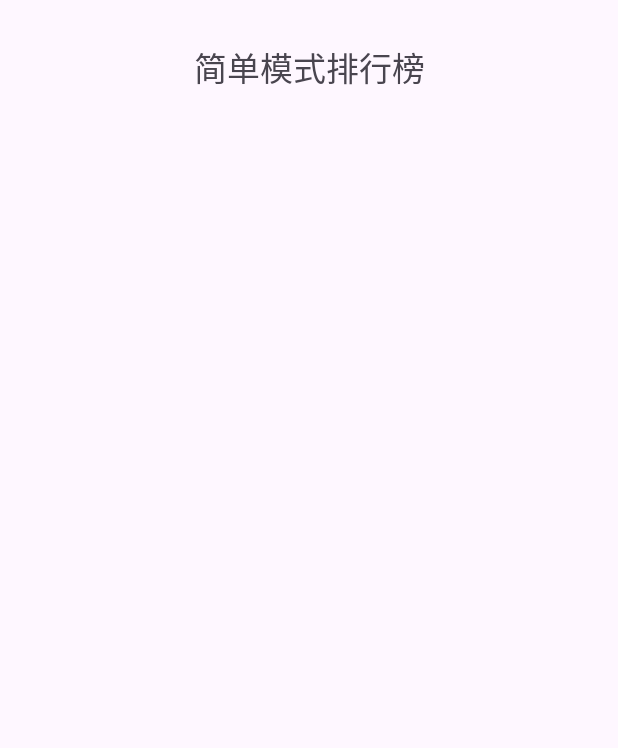
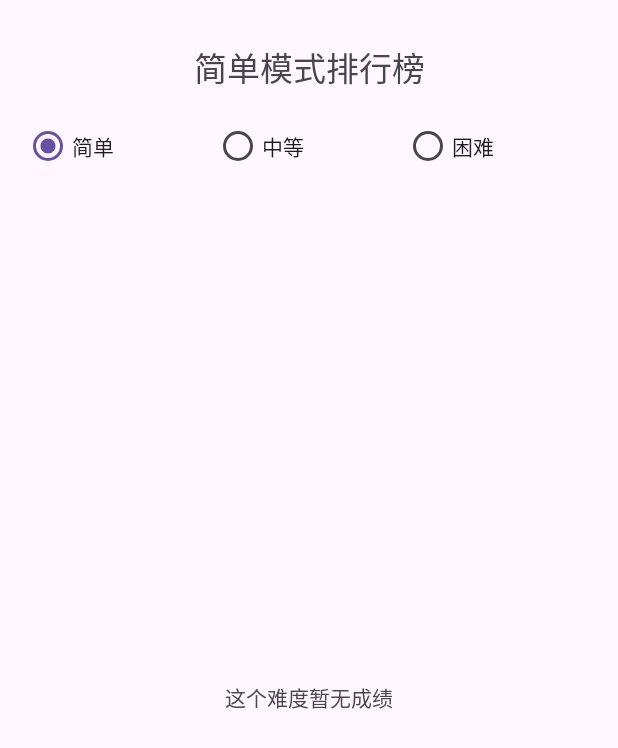
Before and after one commit to junmi96/software_construction, an Android app: the RankActivity screen opened directly, with no data from a screen before it, on a phone screen of 412 x 824 dp. Shown: the top 748 px of the screen. Run offline under Robolectric (Android 15) with nearby library versions, the phone set to English and light mode, and no system bars.

Commit message:
实验三四合并

```diff
--- a/app/src/main/java/edu/hitsz/aircraftwar2026/MainActivity.java
+++ b/app/src/main/java/edu/hitsz/aircraftwar2026/MainActivity.java
@@ -9,6 +9,11 @@ public class MainActivity extends AppCompatActivity {
     @Override protected void onCreate(Bundle state) {
         super.onCreate(state);
         setContentView(R.layout.activity_main);
+        findViewById(R.id.rank_button).setOnClickListener(v -> {
+            if (launching) return;
+            launching = true;
+            startActivity(new Intent(this, RankActivity.class));
+        });
         SwitchCompat music = findViewById(R.id.music_switch);
         music.setChecked(getPreferences(MODE_PRIVATE).getBoolean("music", true));
         music.setOnCheckedChangeListener((button, checked) ->
--- a/app/src/main/java/edu/hitsz/aircraftwar2026/RankActivity.java
+++ b/app/src/main/java/edu/hitsz/aircraftwar2026/RankActivity.java
@@ -1,13 +1,18 @@
 package edu.hitsz.aircraftwar2026;
 
 import android.os.Bundle;
+import android.view.View;
 import android.widget.ListView;
+import android.widget.RadioGroup;
 import android.widget.TextView;
-import edu.hitsz.game.Difficulty;
 
 import androidx.appcompat.app.AlertDialog;
 import androidx.appcompat.app.AppCompatActivity;
+import androidx.core.graphics.Insets;
+import androidx.core.view.ViewCompat;
+import androidx.core.view.WindowInsetsCompat;
 
+import edu.hitsz.game.Difficulty;
 import edu.hitsz.rank.Rank;
 import edu.hitsz.rank.RankAdapter;
 import edu.hitsz.rank.RankDao;
@@ -15,8 +20,10 @@ import edu.hitsz.rank.SqliteRankDao;
 
 public class RankActivity extends AppCompatActivity {
     static final String EXTRA_DIFFICULTY = "difficulty";
-    private String mode;
 
+    private Difficulty difficulty;
+    private TextView title;
+    private ListView list;
     private RankDao rankDao;
     private RankAdapter adapter;
 
@@ -24,27 +31,56 @@ public class RankActivity extends AppCompatActivity {
     protected void onCreate(Bundle savedInstanceState) {
         super.onCreate(savedInstanceState);
         setContentView(R.layout.activity_rank);
+        View content = findViewById(android.R.id.content);
+        ViewCompat.setOnApplyWindowInsetsListener(content, (view, insets) -> {
+            Insets bars = insets.getInsets(WindowInsetsCompat.Type.systemBars()
+                    | WindowInsetsCompat.Type.displayCutout());
+            view.setPadding(bars.left, bars.top, bars.right, bars.bottom);
+            return insets;
+        });
 
-        Difficulty difficulty = Difficulty.fromName(getIntent().getStringExtra(EXTRA_DIFFICULTY));
-        mode = difficulty.rankMode();
-        TextView title = findViewById(R.id.rank_title);
-        int label = difficulty == Difficulty.HARD ? R.string.hard
-                : difficulty == Difficulty.NORMAL ? R.string.normal : R.string.easy;
-        title.setText(getString(R.string.rank_title, getString(label)));
-
+        title = findViewById(R.id.rank_title);
         rankDao = new SqliteRankDao(this);
         adapter = new RankAdapter(this::confirmDelete);
+        list = findViewById(R.id.lv_rank);
+        list.setEmptyView(findViewById(R.id.rank_empty));
+        list.setAdapter(adapter);
 
-        ListView list = findViewById(R.id.lv_rank);
-        list.setAdapter(adapter);
+        String initialDifficulty = savedInstanceState == null
+                ? getIntent().getStringExtra(EXTRA_DIFFICULTY)
+                : savedInstanceState.getString(EXTRA_DIFFICULTY);
+        Difficulty initial = Difficulty.fromName(initialDifficulty);
+        RadioGroup choices = findViewById(R.id.rank_difficulties);
+        choices.check(initial == Difficulty.HARD ? R.id.rank_hard
+                : initial == Difficulty.NORMAL ? R.id.rank_normal : R.id.rank_easy);
+        choices.setOnCheckedChangeListener((group, checkedId) -> {
+            selectDifficulty(checkedId == R.id.rank_hard ? Difficulty.HARD
+                    : checkedId == R.id.rank_normal ? Difficulty.NORMAL : Difficulty.EASY);
+            list.setSelection(0);
+        });
+        selectDifficulty(initial);
+    }
+
+    @Override
+    protected void onSaveInstanceState(Bundle state) {
+        super.onSaveInstanceState(state);
+        state.putString(EXTRA_DIFFICULTY, difficulty.name());
+    }
+
+    private void selectDifficulty(Difficulty selected) {
+        difficulty = selected;
+        int label = selected == Difficulty.HARD ? R.string.hard
+                : selected == Difficulty.NORMAL ? R.string.normal : R.string.easy;
+        title.setText(getString(R.string.rank_title, getString(label)));
         refreshRanks();
     }
 
     private void refreshRanks() {
-        adapter.setRanks(rankDao.getAllRanks(mode));
+        adapter.setRanks(rankDao.getAllRanks(difficulty.rankMode()));
     }
 
     private void confirmDelete(Rank rank) {
+        String mode = difficulty.rankMode();
         new AlertDialog.Builder(this)
                 .setMessage("删除这条成绩？")
                 .setNegativeButton("取消", null)
--- a/app/src/main/res/layout/activity_main.xml
+++ b/app/src/main/res/layout/activity_main.xml
@@ -9,6 +9,8 @@
  <Button android:id="@+id/easy_button" android:layout_width="match_parent" android:layout_height="56dp" android:text="@string/easy" />
  <Button android:id="@+id/normal_button" android:layout_width="match_parent" android:layout_height="56dp" android:text="@string/normal" android:layout_marginTop="12dp" />
  <Button android:id="@+id/hard_button" android:layout_width="match_parent" android:layout_height="56dp" android:text="@string/hard" android:layout_marginTop="12dp" />
+ <Button android:id="@+id/rank_button" android:layout_width="match_parent" android:layout_height="56dp"
+ android:layout_marginTop="12dp" android:text="@string/rank_menu" />
  <androidx.appcompat.widget.SwitchCompat android:id="@+id/music_switch" android:layout_width="match_parent" android:layout_height="56dp"
  android:text="@string/music_enabled" android:textColor="#FFFFFF" android:layout_marginTop="24dp" />
  <TextView android:layout_width="wrap_content" android:layout_height="wrap_content" android:text="@string/game_hint"
--- a/app/src/main/res/layout/activity_rank.xml
+++ b/app/src/main/res/layout/activity_rank.xml
@@ -14,6 +14,32 @@
         android:text="@string/app_name"
         android:textSize="22sp" />
 
+    <RadioGroup
+        android:id="@+id/rank_difficulties"
+        android:layout_width="match_parent"
+        android:layout_height="wrap_content"
+        android:orientation="horizontal">
+
+        <RadioButton android:id="@+id/rank_easy"
+            android:layout_width="0dp" android:layout_height="wrap_content"
+            android:layout_weight="1" android:text="@string/easy" />
+        <RadioButton android:id="@+id/rank_normal"
+            android:layout_width="0dp" android:layout_height="wrap_content"
+            android:layout_weight="1" android:text="@string/normal" />
+        <RadioButton android:id="@+id/rank_hard"
+            android:layout_width="0dp" android:layout_height="wrap_content"
+            android:layout_weight="1" android:text="@string/hard" />
+    </RadioGroup>
+
+    <TextView
+        android:id="@+id/rank_empty"
+        android:layout_width="match_parent"
+        android:layout_height="0dp"
+        android:layout_weight="1"
+        android:gravity="center"
+        android:text="@string/rank_empty"
+        android:visibility="gone" />
+
     <ListView
         android:id="@+id/lv_rank"
         android:layout_width="match_parent"
--- a/app/src/main/res/values/strings.xml
+++ b/app/src/main/res/values/strings.xml
@@ -8,4 +8,6 @@
     <string name="music_enabled">背景音乐与音效</string>
     <string name="game_hint">拖动飞机躲避敌人，拾取道具增强火力；返回此页面可重新选择难度</string>
     <string name="rank_title">%1$s模式排行榜</string>
+    <string name="rank_menu">排行榜</string>
+    <string name="rank_empty">这个难度暂无成绩</string>
 </resources>
```
Also changed, not shown: 1 other file.
